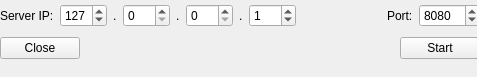
Above: svcon.ui from feichay10/Cliente-Proyecto-Final-SOA before the change. Below: the same form after it.
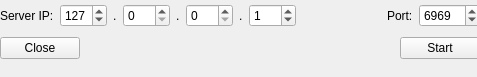
That is the form after the change.

What changed in the file:
```diff
--- a/svcon.ui
+++ b/svcon.ui
@@ -148,11 +148,14 @@
       </item>
       <item>
        <widget class="QSpinBox" name="spinBox_port">
+        <property name="minimum">
+         <number>1024</number>
+        </property>
         <property name="maximum">
          <number>65535</number>
         </property>
         <property name="value">
-         <number>8080</number>
+         <number>6969</number>
         </property>
        </widget>
       </item>
```
